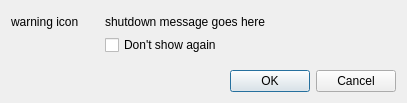
This is src/gui/confirmshutdowndlg.ui in SysAdminDoc/qBittorrent-Vanced as Qt 5 draws it before an edit. The edited form follows.
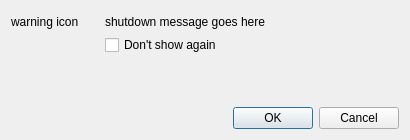
This is the edited form.

Commit message:
Enlarge dialog size. Closes #5091.
This avoids text clipping when using Qt4 lib.

```diff
--- a/src/gui/confirmshutdowndlg.ui
+++ b/src/gui/confirmshutdowndlg.ui
@@ -6,8 +6,8 @@
    <rect>
     <x>0</x>
     <y>0</y>
-    <width>407</width>
-    <height>103</height>
+    <width>410</width>
+    <height>140</height>
    </rect>
   </property>
   <layout class="QVBoxLayout" name="verticalLayout_3">
```
